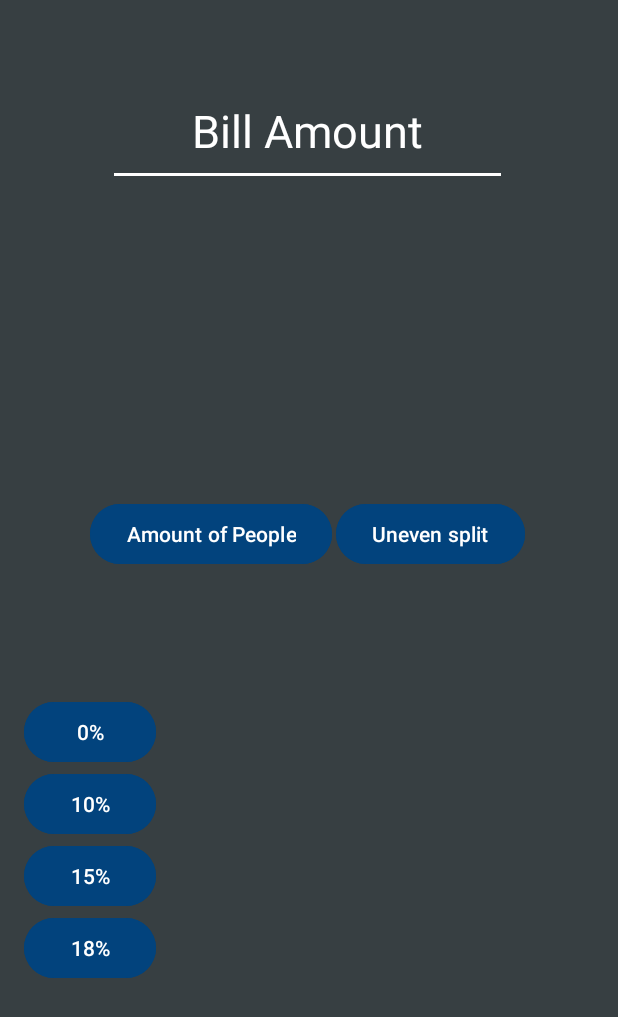
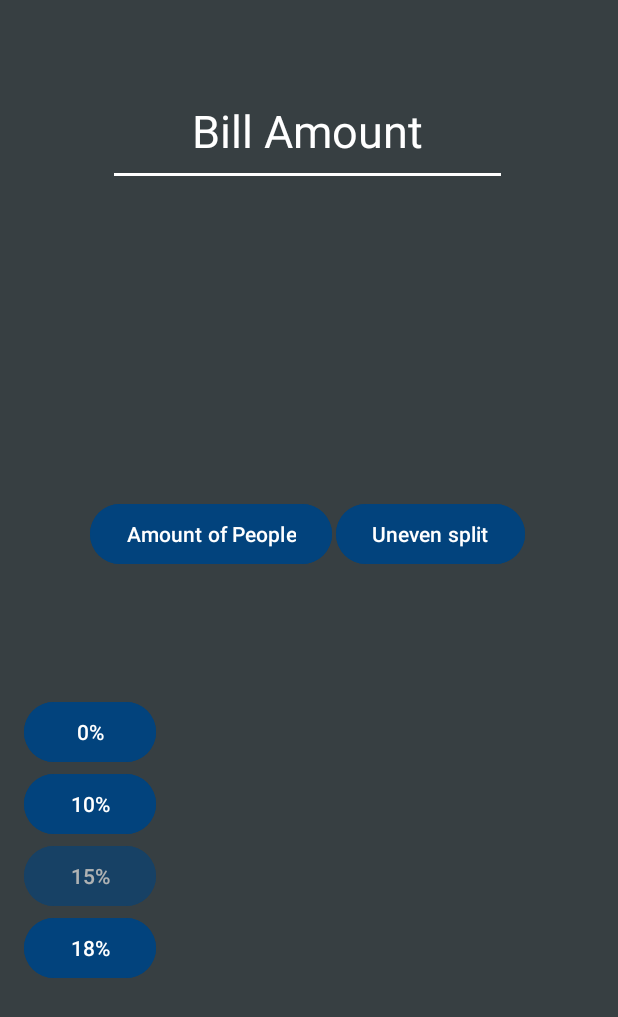
Before and after one commit to N0GN0l/Tip-Calculator, an Android app: the screen it shows after launch (MainActivity), on a phone screen of 412 x 824 dp. Shown: the top 1017 px of the screen. Run offline under Robolectric (Android 15) with nearby library versions, the phone set to English and light mode, and no system bars.

Commit message:
Highlighted the initial tip percentage button

```diff
--- a/app/src/main/java/com/example/billcalc/MainActivity.java
+++ b/app/src/main/java/com/example/billcalc/MainActivity.java
@@ -27,6 +27,8 @@ public class MainActivity extends AppCompatActivity {
         binding = ActivityMainBinding.inflate(getLayoutInflater());
         View view = binding.getRoot();
         setContentView(view);
+        highlightButton(binding.Fifteen);
+
 
         binding.CollapsableNumberOfPeople.setAlpha(0f);
 
--- a/app/src/main/java/com/example/billcalc/Unevenly_Split_Bill.java
+++ b/app/src/main/java/com/example/billcalc/Unevenly_Split_Bill.java
@@ -33,6 +33,7 @@ public class Unevenly_Split_Bill extends AppCompatActivity {
         View view = binding.getRoot();
         setContentView(view);
         binding.CollapsableNumberOfPeople.setAlpha(0f);
+        highlightButton(binding.fifteen);
 
         binding.zero.setOnClickListener(view1 -> {
             tipPercent = 0;
```
